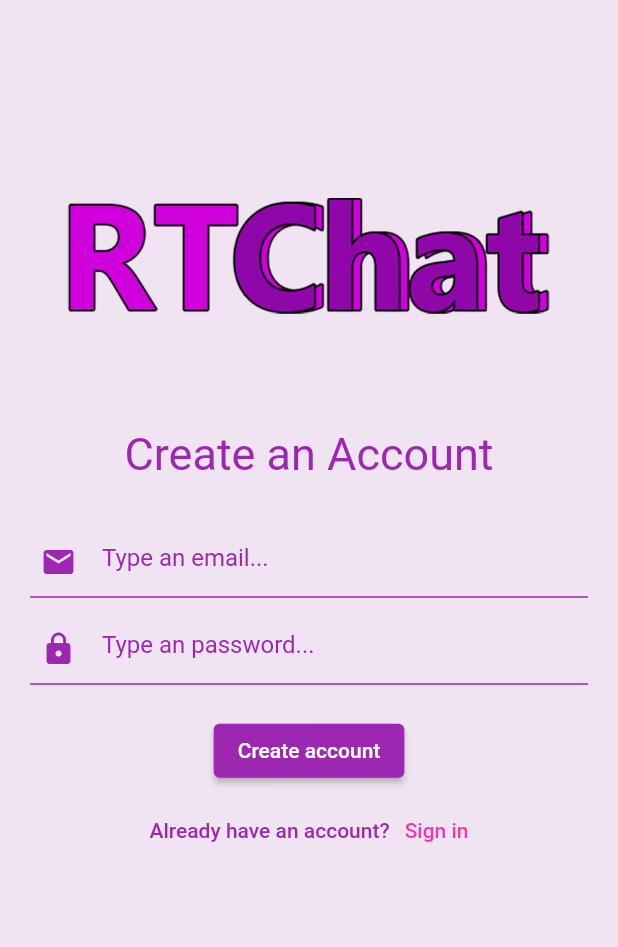
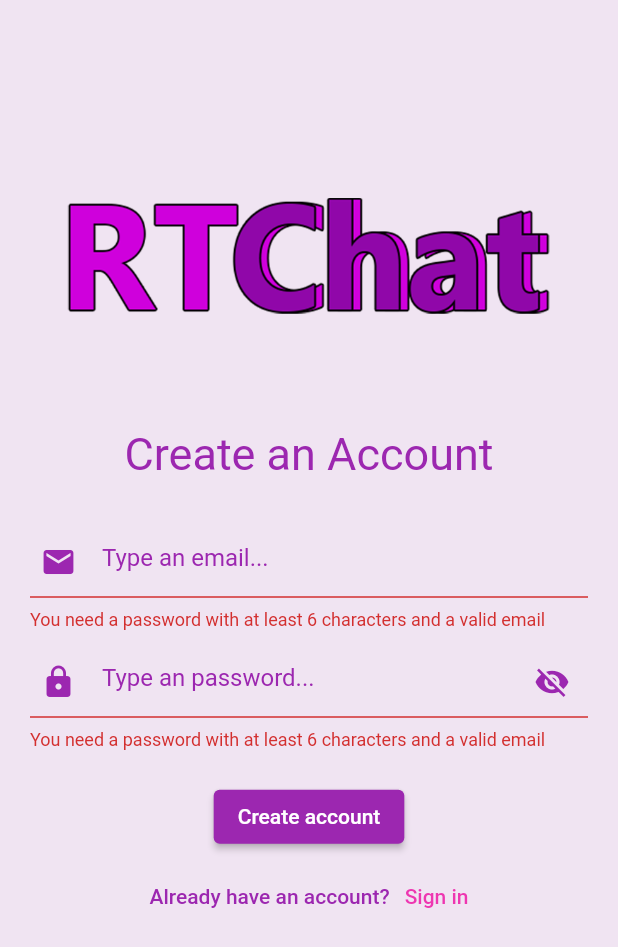
Before and after one commit to RuanEmanuell/rtchat, a Flutter app: the HomeScreen screen opened by its route, after a tap on "Create account", on a phone screen of 412 x 824 dp. Shown: the top 947 px of the screen. Run offline on Flutter 3.47's test engine with Material 2 defaults, Android fonts, the phone set to English and light mode, and no system bars; our stand-ins replace cloud_firestore, firebase_auth, firebase_core, google_fonts; missing offline and left inert: cloud_firestore_web, firebase_core_web; accounts and stored records are empty.

Commit message:
adding verifications

```diff
--- a/lib/screens/home.dart
+++ b/lib/screens/home.dart
@@ -26,12 +26,18 @@ class _HomeScreen extends State<HomeScreen>{
 
     TextEditingController emailController=TextEditingController();
     TextEditingController passwordController=TextEditingController();
+    final formKey=GlobalKey<FormState>();
 
     Future createAccountAction() async{
+
+      final isValid=formKey.currentState!.validate();
+
+      if(isValid){
 
       setState((){
         loading=true;
       });
+
 
       try{
         FirebaseAuth.instance.createUserWithEmailAndPassword(
@@ -47,6 +53,7 @@ class _HomeScreen extends State<HomeScreen>{
 
       } on FirebaseAuthException catch(e){
         print(e);
+      }
       }
     }
 
@@ -67,10 +74,14 @@ class _HomeScreen extends State<HomeScreen>{
                   Logo(height: screenHeight, width:screenWidth),
                   MainText(text:"Create an Account", fontSize:30),
                   Inputs(
+                    formKey:formKey,
                     emailController: emailController,
                     passwordController: passwordController,
+                    passwordInvisible: true,
                     emailText: "Type an email...",
-                    passwordText:"Type an password..."
+                    passwordText:"Type an password...",
+                    validator:(value) => value!=null && value.length < 6 ?
+                     "You need a password with at least 6 characters and a valid email" : null
                   ),
                   MainButton(
                     buttonText: "Create account",
--- a/lib/screens/login.dart
+++ b/lib/screens/login.dart
@@ -23,8 +23,15 @@ class _LoginScreen extends State<LoginScreen>{
     TextEditingController emailController=TextEditingController();
     TextEditingController passwordController=TextEditingController();
 
+    final formKey=GlobalKey<FormState>();
+
+
    Future loginAction() async{
 
+
+      final isValid=formKey.currentState!.validate();
+
+      if(isValid){
       setState((){
         loading=true;
       });
@@ -43,6 +50,7 @@ class _LoginScreen extends State<LoginScreen>{
         });
         }on FirebaseAuthException catch(e){
           print(e);
+      }
       }
 
       }
@@ -69,8 +77,11 @@ class _LoginScreen extends State<LoginScreen>{
                 Inputs(
                   emailController: emailController,
                   passwordController: passwordController,
+                  passwordInvisible: true,
                   emailText: "Type your email...",
                   passwordText:"Type your password...",
+                  validator:(value) => value!=null && value.length < 6 ?
+                  "You need a password with at least 6 characters and a valid email" : null
                 ),
                  Container(
                   margin:EdgeInsets.only(left: 200),
--- a/lib/widgets/widgets.dart
+++ b/lib/widgets/widgets.dart
@@ -48,8 +48,12 @@ class Inputs extends StatefulWidget{
   var passwordText;
   var emailController;
   var passwordController;
+  var passwordInvisible;
+  var validator;
+  var formKey;
 
-  Inputs({this.emailText, this.passwordText, this.emailController, this.passwordController});
+  Inputs({this.emailText, this.passwordText, this.emailController,
+  this.passwordController, this.passwordInvisible, this.validator, this.formKey});
 
   @override
   _Inputs createState()=> _Inputs();
@@ -58,7 +62,9 @@ class Inputs extends StatefulWidget{
 class _Inputs extends State<Inputs>{
   @override
   Widget build(BuildContext context){
-    return Column(
+    return Form(
+      key:widget.formKey,
+      child: Column(
         children: [
           Container(
                   margin:EdgeInsets.only(
@@ -67,6 +73,7 @@ class _Inputs extends State<Inputs>{
                   bottom:10),
                   child:TextFormField(
                   controller:widget.emailController,
+                  validator:widget.validator,
                   style:TextStyle(
                   color:Color.fromARGB(255, 238, 54, 177),
                   ),
@@ -94,6 +101,8 @@ class _Inputs extends State<Inputs>{
                       left:20),
                     child:TextFormField(
                       controller:widget.passwordController,
+                      validator:widget.validator,
+                      obscureText: widget.passwordInvisible,
                       style:TextStyle(
                         color:Color.fromARGB(255, 238, 54, 177),
                       ),
@@ -111,11 +120,21 @@ class _Inputs extends State<Inputs>{
                         prefixIcon: Container(
                           margin:EdgeInsets.only(right: 10),
                           child: Icon(Icons.lock, color:Colors.purple)
+                        ),
+                        suffixIcon: IconButton(
+                          onPressed:(){
+                            setState((){
+                              widget.passwordInvisible=!widget.passwordInvisible;
+                            });
+                          },
+                          icon:Icon(widget.passwordInvisible ?
+                          Icons.visibility_off : Icons.visibility, color:Colors.purple)
                         )
                       )
                     )
                   )
         ]
+      ),
     );
   }
 }
```
Lines whose indentation alone changed are shown as unchanged.
